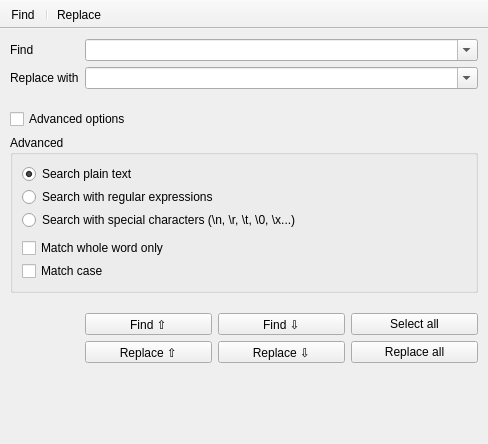
Qt form src/ui/frmsearchreplace.ui (notepadqq/notepadqq) before a commit.
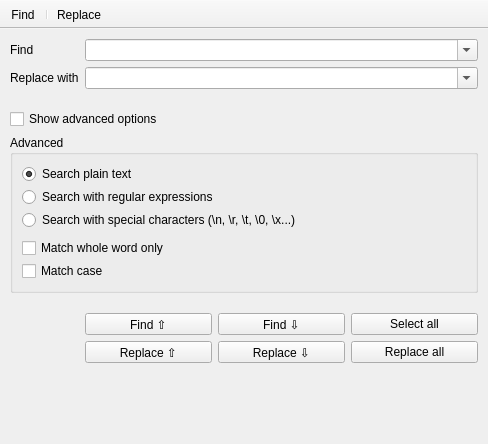
The same form after that commit. Icons and pictures are not drawn.

Commit message: Change string in search dialog

```diff
--- a/src/ui/frmsearchreplace.ui
+++ b/src/ui/frmsearchreplace.ui
@@ -107,7 +107,7 @@
     <item row="4" column="0" colspan="2">
      <widget class="QCheckBox" name="chkShowAdvanced">
       <property name="text">
-       <string>Advanced options</string>
+       <string>Show advanced options</string>
       </property>
      </widget>
     </item>
```
